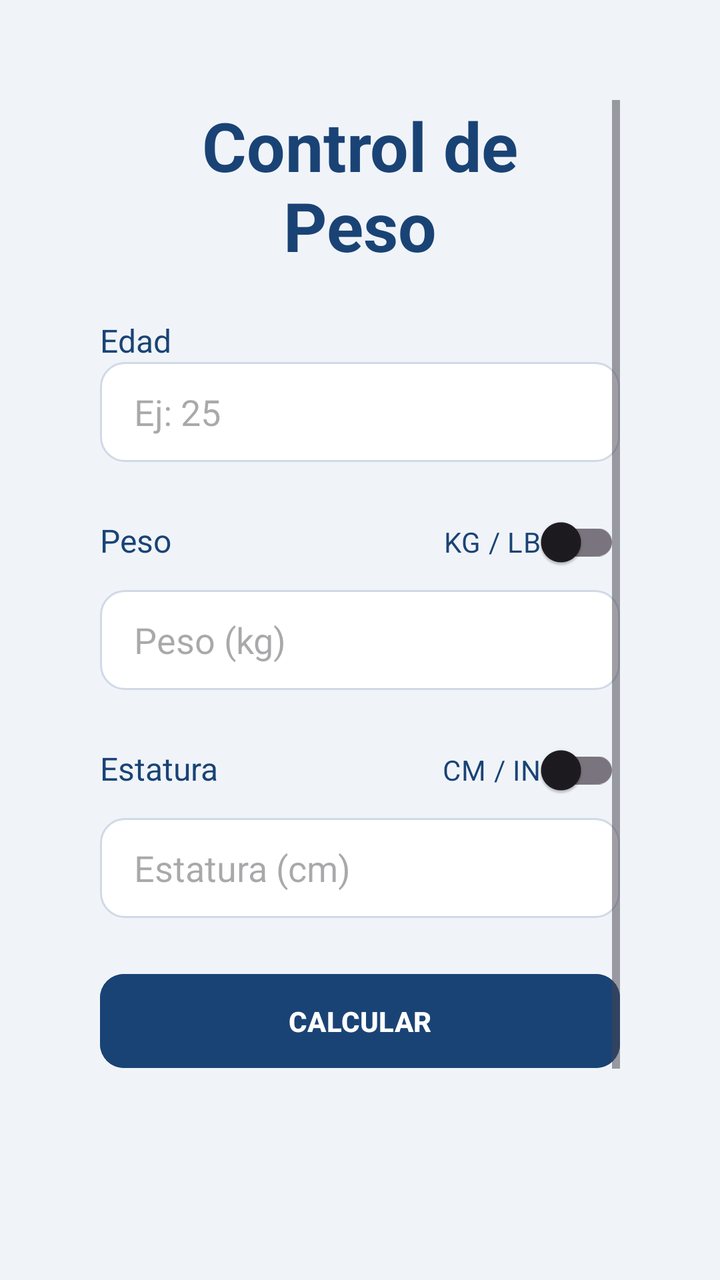
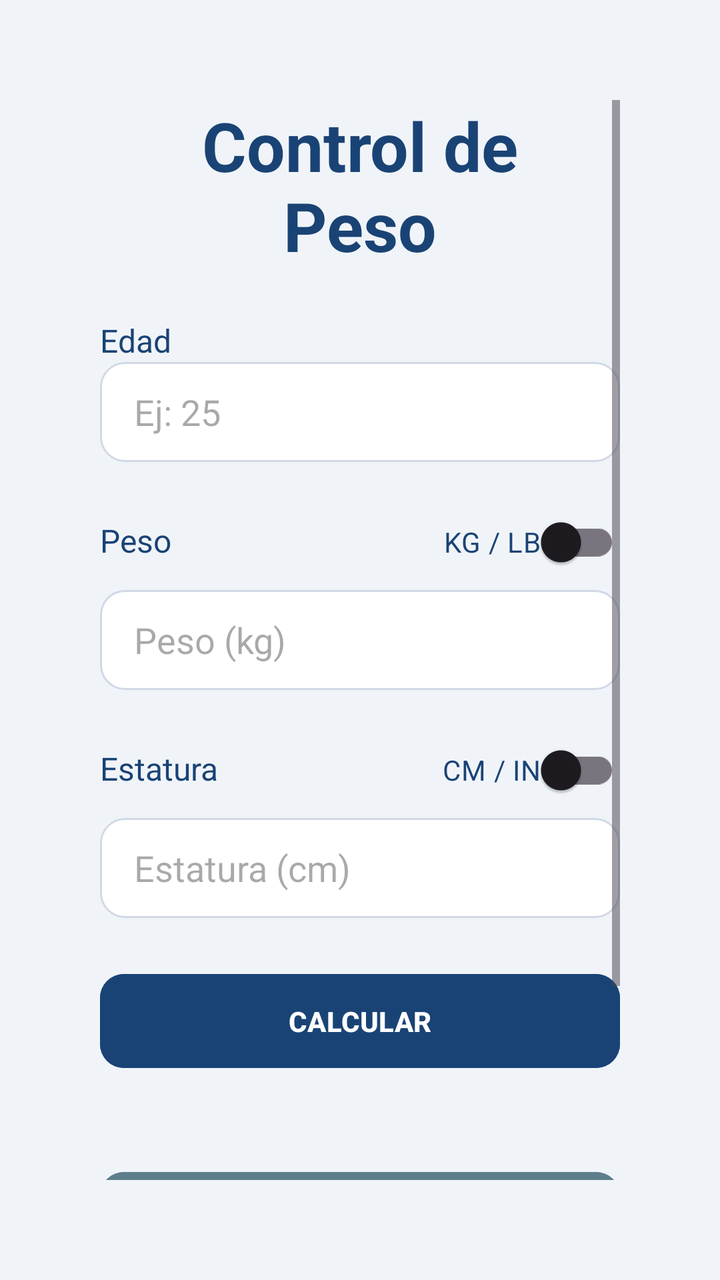

Two renders of the same Android screen: before a commit and after it. Below are the layout's source before the change and the commit's diff.
<!-- AndroidManifest.xml: application theme Theme.MiPrimeraApp -->
<!-- res/layout/activity_control_peso.xml -->
<?xml version="1.0" encoding="utf-8"?>
<androidx.constraintlayout.widget.ConstraintLayout xmlns:android="http://schemas.android.com/apk/res/android"
    xmlns:app="http://schemas.android.com/apk/res-auto"
    xmlns:tools="http://schemas.android.com/tools"
    android:layout_width="match_parent"
    android:layout_height="match_parent"
    tools:context=".Control_peso">

    
    <ScrollView
        android:layout_width="0dp"
        android:layout_height="0dp"
        android:background="#F0F4F8"
        android:fillViewport="true"
        android:padding="50dp"
        app:layout_constraintTop_toTopOf="parent"
        app:layout_constraintBottom_toBottomOf="parent"
        app:layout_constraintStart_toStartOf="parent"
        app:layout_constraintEnd_toEndOf="parent">

        <LinearLayout
            android:layout_width="match_parent"
            android:layout_height="wrap_content"
            android:orientation="vertical">

            
            <TextView
                android:id="@+id/txtVTitle"
                android:layout_width="match_parent"
                android:layout_height="wrap_content"
                android:layout_marginBottom="24dp"
                android:gravity="center"
                android:paddingHorizontal="16dp"
                android:text="Control de Peso"
                android:textColor="#1A4375"
                android:textSize="34sp"
                android:textStyle="bold" />

            
            <TextView
                android:id="@+id/txtVsubtitle_edad"
                android:layout_width="match_parent"
                android:layout_height="wrap_content"
                android:text="Edad"
                android:textColor="#1A4375"
                android:textSize="16sp" />
            

            <EditText
                android:id="@+id/txtNedad"
                style="@style/EditTextRounded"
                android:layout_width="match_parent"
                android:layout_height="50dp"
                android:hint="Ej: 25"
                android:inputType="number"/>

            
            <LinearLayout
                android:layout_width="match_parent"
                android:layout_height="wrap_content"
                android:orientation="horizontal"
                android:layout_marginTop="16dp">

                
                <TextView
                    android:id="@+id/txtVsubtitle_peso"
                    android:layout_width="0dp"
                    android:layout_height="wrap_content"
                    android:layout_weight="1"
                    android:text="Peso"
                    android:textColor="#1A4375"
                    android:textSize="16sp" />
                
                <androidx.appcompat.widget.SwitchCompat
                    android:id="@+id/swPesoUnit"
                    android:layout_width="wrap_content"
                    android:layout_height="wrap_content"
                    android:textColor="#1A4375"
                    android:text="KG / LB"
                    android:thumbTint="#1A4375"
                    android:trackTint="#1A4375"/>
            </LinearLayout>

            <EditText
                android:id="@+id/etPeso"
                style="@style/EditTextRounded"
                android:layout_width="match_parent"
                android:layout_height="50dp"
                android:hint="Peso (kg)"
                android:inputType="numberDecimal"/>

            
            <LinearLayout
                android:layout_width="match_parent"
                android:layout_height="wrap_content"
                android:orientation="horizontal"
                android:layout_marginTop="16dp">

                
                <TextView
                    android:id="@+id/txtVsubtitle_esttura"
                    android:layout_width="0dp"
                    android:layout_height="wrap_content"
                    android:layout_weight="1"
                    android:text="Estatura"
                    android:textColor="#1A4375"
                    android:textSize="16sp" />

                
                <androidx.appcompat.widget.SwitchCompat
                    android:id="@+id/swEstaturaUnit"
                    android:layout_width="wrap_content"
                    android:layout_height="wrap_content"
                    android:textColor="#1A4375"
                    android:text="CM / IN"
                    android:thumbTint="#1A4375"
                    android:trackTint="#1A4375"/>
            </LinearLayout>

            
            <EditText
                android:id="@+id/etEstatura"
                style="@style/EditTextRounded"
                android:layout_width="match_parent"
                android:layout_height="50dp"
                android:hint="Estatura (cm)"
                android:inputType="numberDecimal"/>

            
            <Button
                android:id="@+id/btnCalcular"
                android:layout_width="match_parent"
                android:layout_height="55dp"
                android:text="CALCULAR"
                android:textStyle="bold"
                android:backgroundTint="#1A4375"
                android:textColor="#FFFFFF"
                app:cornerRadius="12dp"
                android:layout_marginBottom="32dp"
                android:layout_marginTop="24dp"/>

            
            <androidx.cardview.widget.CardView
                android:layout_width="match_parent"
                android:layout_height="wrap_content"
                android:layout_marginTop="24dp"
                app:cardCornerRadius="16dp"
                app:cardElevation="6dp">

                
                <LinearLayout
                    android:layout_width="match_parent"
                    android:layout_height="wrap_content"
                    android:orientation="vertical"
                    android:padding="16dp">

                    
                    <LinearLayout
                        android:layout_width="match_parent"
                        android:layout_height="wrap_content"
                        android:orientation="horizontal">

                        
                        <LinearLayout
                            android:layout_width="0dp"
                            android:layout_height="wrap_content"
                            android:layout_weight="1"
                            android:orientation="vertical"
                            android:gravity="center">

                            
                            <TextView
                                android:id="@+id/txtVr_IMC"
                                android:layout_width="wrap_content"
                                android:layout_height="wrap_content"
                                android:text="IMC"
                                android:textColor="#666"
                                android:textSize="12sp" />
                            
                            <TextView
                                android:id="@+id/tvIMC"
                                android:layout_width="wrap_content"
                                android:layout_height="wrap_content"
                                android:text="--"
                                android:textSize="18sp"
                                android:textStyle="bold"
                                android:textColor="#2E7D32"/>
                        </LinearLayout>

                        
                        <LinearLayout
                            android:layout_width="0dp"
                            android:layout_height="wrap_content"
                            android:layout_weight="1"
                            android:orientation="vertical"
                            android:gravity="center">

                            
                            <TextView
                                android:id="@+id/txtr_Peso"
                                android:layout_width="wrap_content"
                                android:layout_height="wrap_content"
                                android:text="Peso Ideal"
                                android:textColor="#666"
                                android:textSize="12sp" />

                            
                            <TextView
                                android:id="@+id/tvPesoIdeal"
                                android:layout_width="wrap_content"
                                android:layout_height="wrap_content"
                                android:text="--"
                                android:textSize="18sp"
                                android:textStyle="bold"
                                android:textColor="#2E7D32"/>
                        </LinearLayout>

                        
                        <LinearLayout
                            android:layout_width="0dp"
                            android:layout_height="wrap_content"
                            android:layout_weight="1"
                            android:orientation="vertical"
                            android:gravity="center">

                            
                            <TextView
                                android:id="@+id/txtr_grasa"
                                android:layout_width="wrap_content"
                                android:layout_height="wrap_content"
                                android:text="Grasa"
                                android:textColor="#666"
                                android:textSize="12sp" />

                            
                            <TextView
                                android:id="@+id/tvGrasa"
                                android:layout_width="wrap_content"
                                android:layout_height="wrap_content"
                                android:text="--"
                                android:textSize="18sp"
                                android:textStyle="bold"
                                android:textColor="#2E7D32"/>
                        </LinearLayout>

                    </LinearLayout>

                    
                    <View
                        android:layout_width="match_parent"
                        android:layout_height="1dp"
                        android:layout_marginTop="12dp"
                        android:layout_marginBottom="12dp"
                        android:background="#DDDDDD"/>

                    
                    <TextView
                        android:id="@+id/tvClasificacion"
                        android:layout_width="match_parent"
                        android:layout_height="wrap_content"
                        android:gravity="center"
                        android:text="Resultados"
                        android:textColor="#1A4375"
                        android:textSize="16sp"
                        android:textStyle="bold" />

                </LinearLayout>

            </androidx.cardview.widget.CardView>

        </LinearLayout>
    </ScrollView>

</androidx.constraintlayout.widget.ConstraintLayout>
<!-- resources referenced by this layout -->
<resources>
  <style name="EditTextRounded">
          <item name="android:paddingLeft">17dp</item>
          <item name="android:paddingRight">17dp</item>
          <item name="android:background">@drawable/input_rounf</item>
      </style>
  <style name="Theme.MiPrimeraApp" parent="Base.Theme.MiPrimeraApp" />
  <!-- drawable input_rounf (drawable) -->
  <?xml version="1.0" encoding="utf-8"?>
  <shape xmlns:android="http://schemas.android.com/apk/res/android">
      <solid android:color="#FFFFFF"/>
      <stroke android:width="1dp" android:color="#D1D9E6"/>
      <corners android:radius="12dp"/>
  </shape>
  <style name="Base.Theme.MiPrimeraApp" parent="Theme.Material3.DayNight.NoActionBar">
          
          
       </style>
</resources>

<!-- the commit's change to res/layout/activity_control_peso.xml (unified diff, before → after) -->
@@ -52,6 +52,7 @@
                 android:layout_width="match_parent"
                 android:layout_height="50dp"
                 android:hint="Ej: 25"
+                android:maxLength="3"
                 android:inputType="number"/>
 
             
@@ -87,6 +88,7 @@
                 android:layout_width="match_parent"
                 android:layout_height="50dp"
                 android:hint="Peso (kg)"
+                android:maxLength="3"
                 android:inputType="numberDecimal"/>
 
             
@@ -124,6 +126,7 @@
                 android:layout_width="match_parent"
                 android:layout_height="50dp"
                 android:hint="Estatura (cm)"
+                android:maxLength="3"
                 android:inputType="numberDecimal"/>
 
             
@@ -138,6 +141,17 @@
                 app:cornerRadius="12dp"
                 android:layout_marginBottom="32dp"
                 android:layout_marginTop="24dp"/>
+
+            <Button
+                android:id="@+id/btnHistorial"
+                android:layout_width="match_parent"
+                android:layout_height="55dp"
+                android:layout_marginTop="12dp"
+                android:text="VER HISTORIAL"
+                android:textStyle="bold"
+                android:backgroundTint="#607D8B"
+                android:textColor="#FFFFFF"
+                app:cornerRadius="12dp"/>
 
             
             <androidx.cardview.widget.CardView
